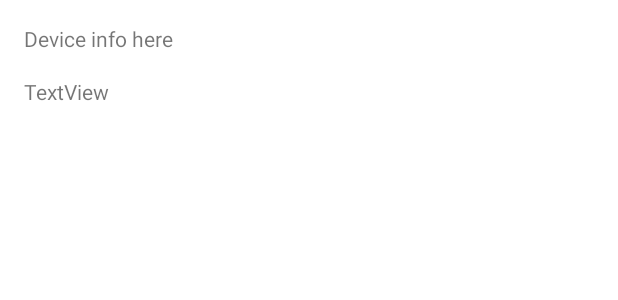
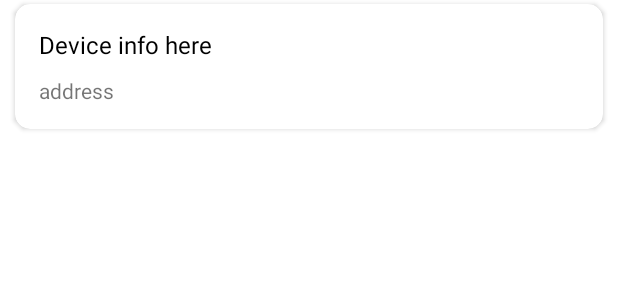
Before and after one commit to raheemadamboev/bluetooth-chat-app, an Android app: the layout card_device.xml on its own in the app's theme, with its tools: preview values and no code run, on a phone screen of 412 x 824 dp. Shown: the top 300 px of the screen. Run offline under Robolectric (Android 15) with nearby library versions, the phone set to English and light mode, and no system bars.

Commit message:
device scan card and adapter
Took 49 minutes

```diff
--- a/app/src/main/java/xyz/teamgravity/bluetoothchat/fragment/DeviceScanFragment.kt
+++ b/app/src/main/java/xyz/teamgravity/bluetoothchat/fragment/DeviceScanFragment.kt
@@ -17,11 +17,10 @@ import xyz.teamgravity.bluetoothchat.helper.extension.exhaustive
 import xyz.teamgravity.bluetoothchat.helper.extension.gone
 import xyz.teamgravity.bluetoothchat.helper.extension.log
 import xyz.teamgravity.bluetoothchat.helper.extension.visible
+import xyz.teamgravity.bluetoothchat.helper.util.ChatServer
 import xyz.teamgravity.bluetoothchat.helper.util.DeviceScanViewState
-import xyz.teamgravity.bluetoothchat.helper.util.ChatServer
 
 private const val TAG = "DeviceScanFragment"
-const val GATT_KEY = "gatt_bundle_key"
 
 class DeviceScanFragment : Fragment() {
 
@@ -82,7 +81,7 @@ class DeviceScanFragment : Fragment() {
     private fun showResults(scanResults: Map<String, BluetoothDevice>) {
         if (scanResults.isNotEmpty()) {
             binding.deviceList.visible()
-            deviceScanAdapter.updateItems(scanResults.values.toList())
+            deviceScanAdapter.submitList(scanResults.values.toList())
 
             binding.scanningLayout.gone()
             binding.noDevicesText.gone()
--- a/app/src/main/java/xyz/teamgravity/bluetoothchat/helper/adapter/scan/DeviceScanViewHolder.kt
+++ b/app/src/main/java/xyz/teamgravity/bluetoothchat/helper/adapter/scan/DeviceScanViewHolder.kt
@@ -13,14 +13,14 @@ class DeviceScanViewHolder(
     private var bluetoothDevice: BluetoothDevice? = null
 
     init {
-        itemView.setOnClickListener(this)
+        binding.root.setOnClickListener(this)
     }
 
     fun bind(device: BluetoothDevice) {
         bluetoothDevice = device
         binding.apply {
-            deviceName.text = device.name
-            deviceAddress.text = device.address
+            deviceNameT.text = device.name
+            deviceAddressT.text = device.address
         }
     }
 
--- a/app/src/main/res/layout/card_device.xml
+++ b/app/src/main/res/layout/card_device.xml
@@ -1,33 +1,36 @@
 <?xml version="1.0" encoding="utf-8"?>
-<androidx.constraintlayout.widget.ConstraintLayout xmlns:android="http://schemas.android.com/apk/res/android"
+<com.google.android.material.card.MaterialCardView xmlns:android="http://schemas.android.com/apk/res/android"
     xmlns:app="http://schemas.android.com/apk/res-auto"
     xmlns:tools="http://schemas.android.com/tools"
     android:layout_width="match_parent"
-    android:layout_height="wrap_content">
+    android:layout_height="wrap_content"
+    android:layout_marginStart="10dp"
+    android:layout_marginTop="2.5dp"
+    android:layout_marginEnd="10dp"
+    android:layout_marginBottom="2.5dp"
+    app:cardBackgroundColor="@color/white"
+    app:cardCornerRadius="10dp"
+    app:cardElevation="2dp">
 
-    <TextView
-        android:id="@+id/device_name"
-        android:layout_width="0dp"
+    <LinearLayout
+        android:layout_width="match_parent"
         android:layout_height="wrap_content"
-        android:layout_marginStart="16dp"
-        android:layout_marginTop="16dp"
-        android:layout_marginEnd="16dp"
-        app:layout_constraintEnd_toEndOf="parent"
-        app:layout_constraintStart_toStartOf="parent"
-        app:layout_constraintTop_toTopOf="parent"
-        tools:text="Device info here" />
+        android:orientation="vertical"
+        android:padding="16dp">
 
-    <TextView
-        android:id="@+id/device_address"
-        android:layout_width="0dp"
-        android:layout_height="wrap_content"
-        android:layout_marginStart="16dp"
-        android:layout_marginTop="16dp"
-        android:layout_marginEnd="16dp"
-        android:layout_marginBottom="16dp"
-        app:layout_constraintBottom_toBottomOf="parent"
-        app:layout_constraintEnd_toEndOf="parent"
-        app:layout_constraintStart_toStartOf="parent"
-        app:layout_constraintTop_toBottomOf="@+id/device_name"
-        tools:text="TextView" />
-</androidx.constraintlayout.widget.ConstraintLayout>
+        <TextView
+            android:id="@+id/device_name_t"
+            android:layout_width="match_parent"
+            android:layout_height="wrap_content"
+            android:textColor="@color/black"
+            android:textSize="16sp"
+            tools:text="Device info here" />
+
+        <TextView
+            android:id="@+id/device_address_t"
+            android:layout_width="match_parent"
+            android:layout_height="wrap_content"
+            android:layout_marginTop="10dp"
+            tools:text="address" />
+    </LinearLayout>
+</com.google.android.material.card.MaterialCardView>
```
Also changed, not shown: app/src/main/java/xyz/teamgravity/bluetoothchat/helper/adapter/scan/DeviceScanAdapter.kt (+4 -16 lines), app/src/main/java/xyz/teamgravity/bluetoothchat/helper/adapter/scan/DeviceScanDiff.kt (added, +13 -0 lines).
